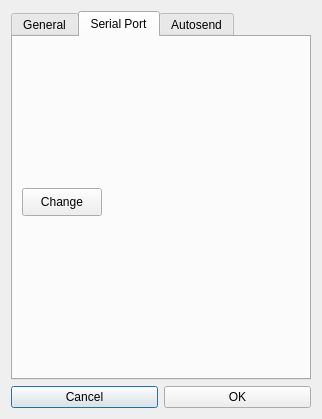
Old version of the form generalsettingdialog.ui in the repository mishkoLitvin/L_Aries-progect.
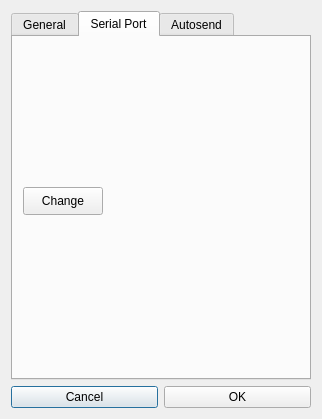
New version of the form.

```diff
--- a/generalsettingdialog.ui
+++ b/generalsettingdialog.ui
@@ -148,8 +148,8 @@
       <widget class="QPushButton" name="pButtonChangeSerialSettings">
        <property name="geometry">
         <rect>
-         <x>9</x>
-         <y>151</y>
+         <x>10</x>
+         <y>150</y>
          <width>80</width>
          <height>28</height>
         </rect>
```
